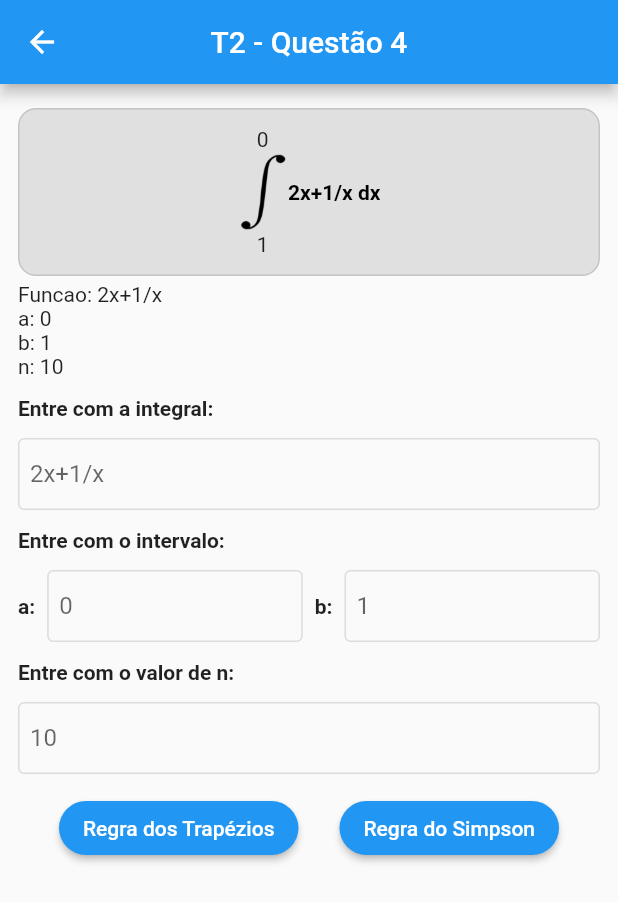
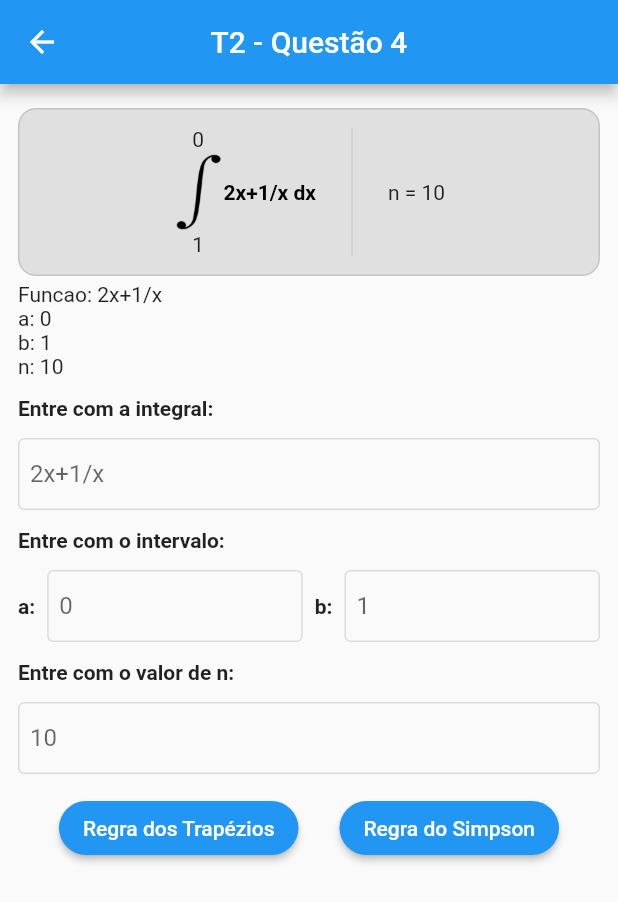
Before and after one commit to RaphaelRat/calculo-numerico, a Flutter app: the Trabalho2 screen opened by its route, on a phone screen of 412 x 824 dp. Shown: the top 902 px of the screen. Run offline on Flutter 3.47's test engine with Material 2 defaults, Android fonts, the phone set to English and light mode, and no system bars; our stand-ins replace get.

Commit message:
add n field on integral card

```diff
--- a/lib/pages/trabalho_2/trabalho_2.dart
+++ b/lib/pages/trabalho_2/trabalho_2.dart
@@ -62,6 +62,10 @@ class Trabalho2 extends GetView<Trabalho2Controller> {
                                     fontWeight: FontWeight.bold,
                                   ),
                                 ),
+                                const SizedBox(width: 16),
+                                VerticalDivider(color: Theme.of(context).focusColor),
+                                const SizedBox(width: 16),
+                                Text('n = ${controller.n.value}'),
                               ],
                             ),
                     ),
```
